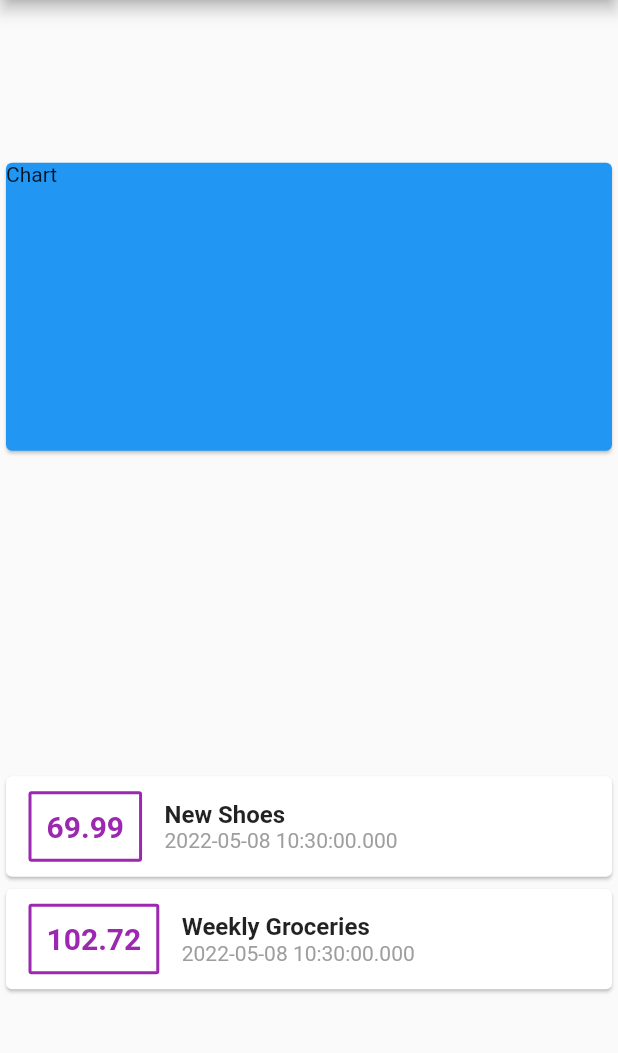
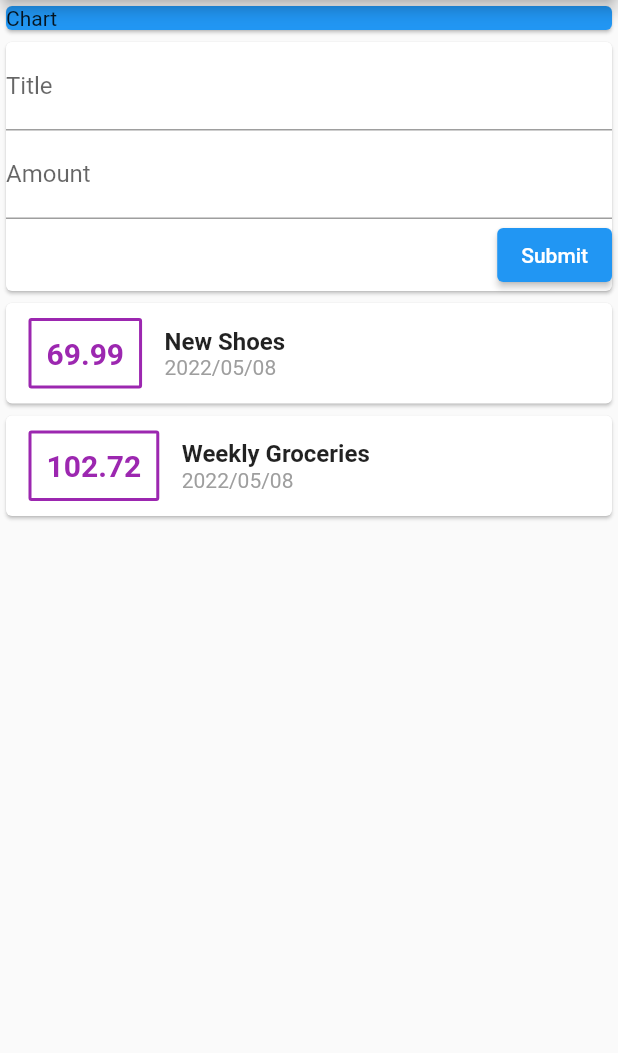
Before and after one commit to MemoryReload/FlutterTutorial, a Flutter app: the screen it shows after launch, on a phone screen of 412 x 824 dp, the part 84-1137 px from its top. Run offline on Flutter 3.47's test engine with Material 2 defaults, Android fonts, the phone set to English and light mode, and no system bars.

Commit message:
add more stuff

```diff
--- a/com_test_flutter_transaction/lib/main.dart
+++ b/com_test_flutter_transaction/lib/main.dart
@@ -1,5 +1,5 @@
 import 'package:flutter/material.dart';
-import './transaction.dart';
+import './widgets/transactions.dart';
 
 void main() {
   runApp(const MyApp());
@@ -30,7 +30,7 @@ class MyApp extends StatelessWidget {
   }
 }
 
-class MyHomePage extends StatefulWidget {
+class MyHomePage extends StatelessWidget {
   const MyHomePage({Key? key, required this.title}) : super(key: key);
 
   // This widget is the home page of your application. It is stateful, meaning
@@ -45,20 +45,6 @@ class MyHomePage extends StatefulWidget {
   final String title;
 
   @override
-  State<MyHomePage> createState() => _MyHomePageState();
-}
-
-class _MyHomePageState extends State<MyHomePage> {
-  final List<Transaction> transactions = [
-    Transaction(
-        id: "t1", name: "New Shoes", amount: 69.99, date: DateTime.now()),
-    Transaction(
-        id: "t1",
-        name: "Weekly Groceries",
-        amount: 102.72,
-        date: DateTime.now()),
-  ];
-  @override
   Widget build(BuildContext context) {
     // This method is rerun every time setState is called, for instance as done
     // by the _incrementCounter method above.
@@ -70,63 +56,20 @@ class _MyHomePageState extends State<MyHomePage> {
       appBar: AppBar(
         // Here we take the value from the MyHomePage object that was created by
         // the App.build method, and use it to set our appbar title.
-        title: Text(widget.title),
+        title: Text(title),
       ),
       body: Column(
-          mainAxisAlignment: MainAxisAlignment.spaceAround,
+          mainAxisAlignment: MainAxisAlignment.start,
           crossAxisAlignment: CrossAxisAlignment.stretch,
           children: [
             const SizedBox(
-              height: 200,
+              // height: ,
               child: Card(
                 color: Colors.blue,
                 child: Text('Chart'),
               ),
             ),
-            Column(
-              children: transactions.map((s) {
-                return Card(
-                  child: Row(children: [
-                    Container(
-                      margin: const EdgeInsets.symmetric(
-                          vertical: 10, horizontal: 15),
-                      decoration: BoxDecoration(
-                        border: Border.all(
-                            color: Colors.purple,
-                            width: 2,
-                            style: BorderStyle.solid),
-                        borderRadius:
-                            const BorderRadius.all(Radius.circular(2)),
-                      ),
-                      padding: const EdgeInsets.all(10),
-                      child: Text(
-                        s.amount.toString(),
-                        style: const TextStyle(
-                            color: Colors.purple,
-                            fontSize: 20,
-                            fontWeight: FontWeight.bold),
-                      ),
-                    ),
-                    Column(
-                      crossAxisAlignment: CrossAxisAlignment.start,
-                      children: [
-                        Text(
-                          s.name,
-                          style: const TextStyle(
-                            fontSize: 16,
-                            fontWeight: FontWeight.bold,
-                          ),
-                        ),
-                        Text(
-                          s.date.toString(),
-                          style: const TextStyle(color: Colors.grey),
-                        ),
-                      ],
-                    )
-                  ]),
-                );
-              }).toList(),
-            )
+            const Transactions(),
           ]), // This trailing comma makes auto-formatting nicer for build methods.
     );
   }
--- a/com_test_flutter_transaction/lib/transaction.dart
+++ b/com_test_flutter_transaction/lib/models/transaction.dart
@@ -1,4 +1,4 @@
-import 'package:flutter/material.dart';
+
 
 class Transaction {
   final String id;
--- /dev/null
+++ b/com_test_flutter_transaction/lib/widgets/new_transaction.dart
@@ -0,0 +1,32 @@
+import 'package:flutter/material.dart';
+
+class NewTransaction extends StatelessWidget {
+  final Function commitCallback;
+  final titleController = TextEditingController();
+  final amountController = TextEditingController();
+
+  NewTransaction({Key? key, required this.commitCallback})
+      : super(key: key);
+
+  @override
+  Widget build(BuildContext context) {
+    return Card(
+      child: Column(
+        crossAxisAlignment: CrossAxisAlignment.end,
+        children: [
+          TextField(
+            decoration: const InputDecoration(
+                labelText: "Title", hintText: "transaction title"),
+            controller: titleController,
+          ),
+          TextField(
+            decoration: const InputDecoration(
+                labelText: "Amount", hintText: "transaction amount"),
+            controller: amountController,
+          ),
+          ElevatedButton(onPressed: () => commitCallback(titleController.text, double.parse(amountController.text)) , child: const Text("Submit")),
+        ],
+      ),
+    );
+  }
+}
--- /dev/null
+++ b/com_test_flutter_transaction/lib/widgets/transaction_list.dart
@@ -0,0 +1,54 @@
+import 'package:flutter/material.dart';
+import 'package:intl/intl.dart';
+import '../models/transaction.dart';
+
+class TransactionList extends StatelessWidget {
+  final List<Transaction> transactions;
+  const TransactionList({Key? key, required this.transactions})
+      : super(key: key);
+
+  @override
+  Widget build(BuildContext context) {
+    return Column(
+      children: transactions.map((s) {
+        return Card(
+          child: Row(children: [
+            Container(
+              margin: const EdgeInsets.symmetric(vertical: 10, horizontal: 15),
+              decoration: BoxDecoration(
+                border: Border.all(
+                    color: Colors.purple, width: 2, style: BorderStyle.solid),
+                borderRadius: const BorderRadius.all(Radius.circular(2)),
+              ),
+              padding: const EdgeInsets.all(10),
+              child: Text(
+                s.amount.toString(),
+                style: const TextStyle(
+                    color: Colors.purple,
+                    fontSize: 20,
+                    fontWeight: FontWeight.bold),
+              ),
+            ),
+            Column(
+              crossAxisAlignment: CrossAxisAlignment.start,
+              children: [
+                Text(
+                  s.name,
+                  style: const TextStyle(
+                    fontSize: 16,
+                    fontWeight: FontWeight.bold,
+                  ),
+                ),
+                Text(
+                  // s.date.toString(),
+                  DateFormat("yyyy/MM/dd").format(s.date),
+                  style: const TextStyle(color: Colors.grey),
+                ),
+              ],
+            )
+          ]),
+        );
+      }).toList(),
+    );
+  }
+}
--- /dev/null
+++ b/com_test_flutter_transaction/lib/widgets/transactions.dart
@@ -0,0 +1,43 @@
+import 'package:flutter/material.dart';
+import '../models/transaction.dart';
+import '../widgets/transaction_list.dart';
+import '../widgets/new_transaction.dart';
+
+class Transactions extends StatefulWidget {
+  const Transactions({Key? key}) : super(key: key);
+
+  @override
+  State<Transactions> createState() => _TransactionsState();
+}
+
+class _TransactionsState extends State<Transactions> {
+  final List<Transaction> transactions = [
+    Transaction(
+        id: "t1", name: "New Shoes", amount: 69.99, date: DateTime.now()),
+    Transaction(
+        id: "t1",
+        name: "Weekly Groceries",
+        amount: 102.72,
+        date: DateTime.now()),
+  ];
+
+  void _addTransaction(String title, double amount) {
+    setState(() {
+      transactions.add(Transaction(
+          id: DateTime.now().toString(),
+          name: title,
+          amount: amount,
+          date: DateTime.now()));
+    });
+  }
+
+  @override
+  Widget build(BuildContext context) {
+    return Column(
+      children: [
+        NewTransaction(commitCallback: _addTransaction),
+        TransactionList(transactions: transactions)
+      ],
+    );
+  }
+}
--- a/com_test_flutter_transaction/pubspec.yaml
+++ b/com_test_flutter_transaction/pubspec.yaml
@@ -34,6 +34,7 @@ dependencies:
   # The following adds the Cupertino Icons font to your application.
   # Use with the CupertinoIcons class for iOS style icons.
   cupertino_icons: ^1.0.2
+  intl: ^0.17.0
 
 dev_dependencies:
   flutter_test:
```
Also changed, not shown: com_test_flutter_transaction/pubspec.lock, 1 other file.
